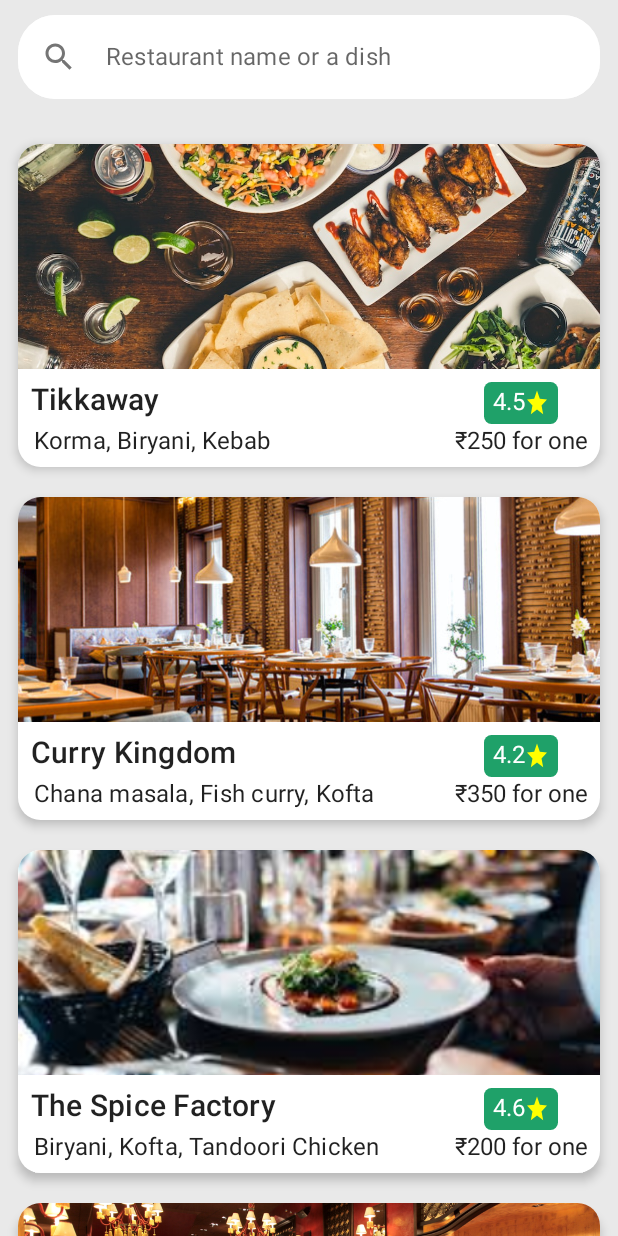
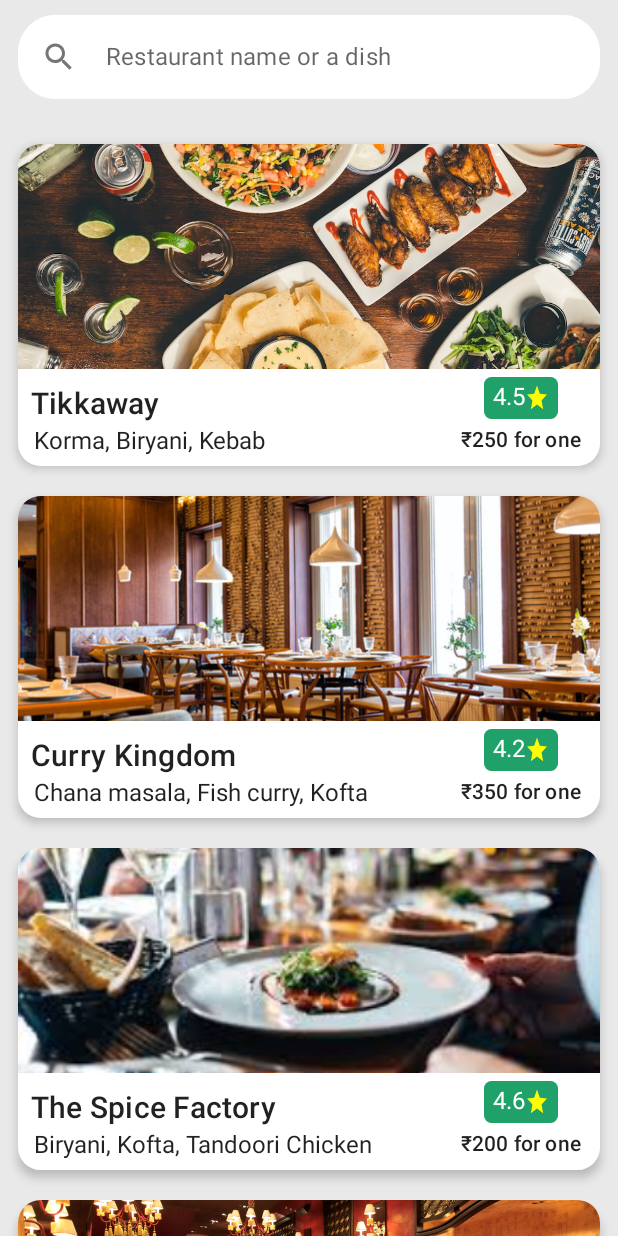
Before and after one commit to its-navneet/ThursdayTriviaThree, an Android app built with Jetpack Compose: the screen it shows after launch (MainActivity), on a phone screen of 412 x 824 dp. Run offline under Robolectric (Android 15) with nearby library versions, the phone set to English and light mode, and no system bars; our stand-ins replace accompanist.

Commit message:
Changed font size

```diff
--- a/app/src/main/java/com/example/android/thursdaytriviathree/MainActivity.kt
+++ b/app/src/main/java/com/example/android/thursdaytriviathree/MainActivity.kt
@@ -131,12 +131,12 @@ fun RestaurantCard(restaurant: Restaurant, modifier: Modifier = Modifier) {
                         style = MaterialTheme.typography.h6, maxLines = 1)
                     Text(text = LocalContext.current.getString(restaurant.restaurantDetail),
                         modifier = Modifier.padding(horizontal = 5.dp),
-                        style = MaterialTheme.typography.subtitle1, maxLines = 1)
+                        maxLines = 1)
                 }
                 Column(modifier = Modifier.weight(1f), verticalArrangement = Arrangement.Center, horizontalAlignment = Alignment.CenterHorizontally) {
                     RatingBox(restaurant = restaurant)
                     Spacer(modifier = Modifier.height(2.dp))
-                    Text(text = LocalContext.current.getString(restaurant.resPrice))
+                    Text(text = LocalContext.current.getString(restaurant.resPrice), style = MaterialTheme.typography.subtitle2)
                 }
 
             }
```
